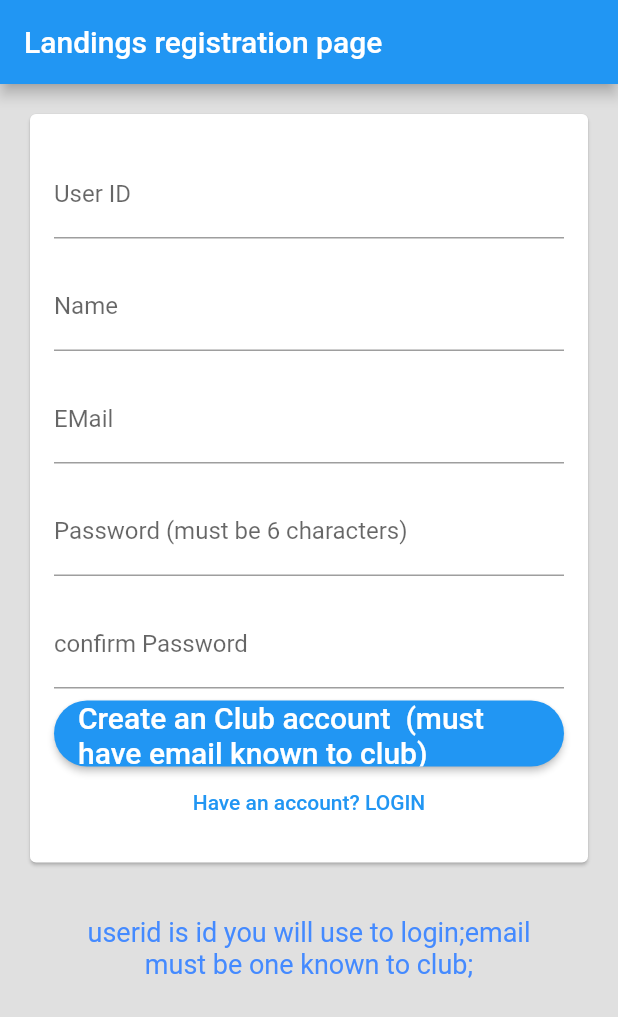
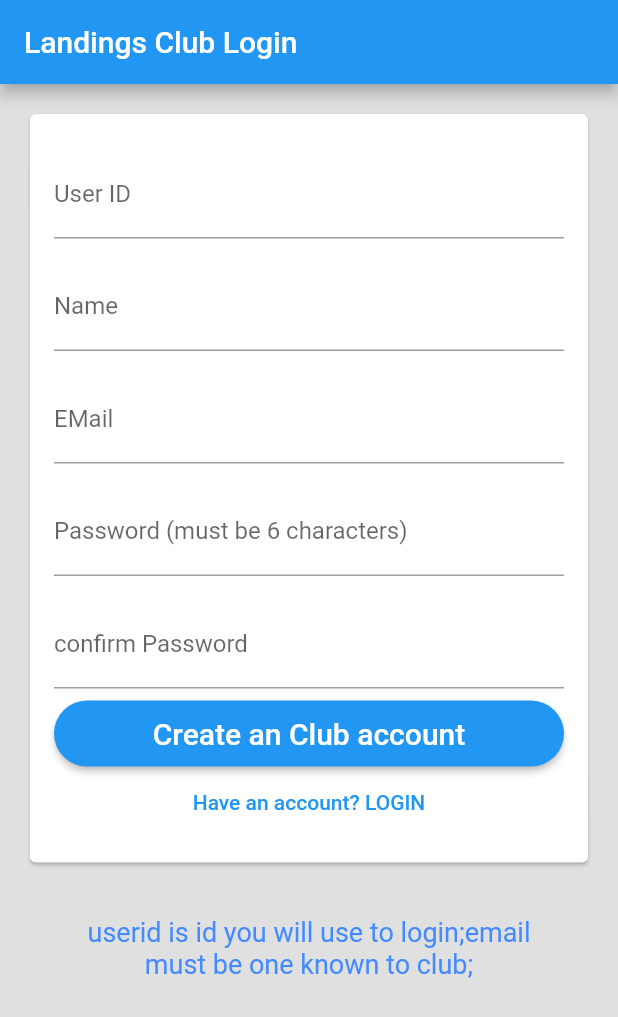
Before and after one commit to jmcfet/tennisuserUI, a Flutter app: the screen it shows after launch, after a tap on "Login", after a tap on "Need an account? REGISTER", on a phone screen of 412 x 824 dp. Shown: the top 1017 px of the screen. Run offline on Flutter 3.47's test engine with Material 2 defaults, Android fonts, the phone set to English and light mode, and no system bars; accounts and stored records are empty; generated files the repository leaves out were written again.

Commit message:
change to userid login

```diff
--- a/lib/auth.dart
+++ b/lib/auth.dart
@@ -53,12 +53,12 @@ class AuthASP  {
 
 
 
-  Future<UserResponse> signIn(String email, String password) async {
+  Future<UserResponse> signIn(String userid, String password) async {
     String targethost = '10.0.2.2';
 
     UserResponse resp = new UserResponse();
     var queryParameters = {
-      'username': email,
+      'username': userid,
       'password': password,
 
     };
@@ -75,7 +75,7 @@ class AuthASP  {
 
         //the user name and password along with the grant type are passed the body as text.
         //and the contentype must be x-www-form-urlencoded
-        var loginInfo = 'UserName=' + email + '&Password=' + password +
+        var loginInfo = 'UserName=' + userid + '&Password=' + password +
             '&grant_type=password';
 
         final response = await http
--- a/lib/login_page.dart
+++ b/lib/login_page.dart
@@ -46,11 +46,11 @@ class _LoginPageState extends State<LoginPage> {
     if (validateAndSave()) {
       if (_formType == FormType.login) {
         UserResponse resp = await widget.auth.signIn(
-            _user.email, _user.password);
+            _user.userid, _user.password);
 
         if (resp.error == '200') {
           resp = await widget.auth.getUser(
-              _user.email);
+              _user.userid);
           Globals.user = resp.user;
           widget.onSignedIn();
         } else {
@@ -114,14 +114,14 @@ class _LoginPageState extends State<LoginPage> {
         decoration: new InputDecoration(labelText: 'EMail '),
         autocorrect: false,
         validator: (val) => validateEmail(val),
-        onSaved: (val) => _user.Name = val,
+        onSaved: (val) => _user.email = val,
       )):Container(),
       padded(child: new TextFormField(
         key: new Key('password'),
         decoration: new InputDecoration(labelText: 'Password (must be 6 characters)'),
         obscureText: true,
         autocorrect: false,
-        validator: (val) => val.isEmpty ? 'Password can\'t be empty.' : null,
+        validator: (val) => validatepassword(val),
         onSaved: (val) => _user.password = val,
       )),
       _formType == FormType.register? padded(child: new TextFormField(
@@ -130,7 +130,7 @@ class _LoginPageState extends State<LoginPage> {
   //      initialValue: '1234567h',
         obscureText: true,
         autocorrect: false,
-        validator: (val) =>  _user.password != val ? 'Password must match' : null,
+        validator: (val) => _user.password != val ? 'Password must match' : null,
     //    onSaved: (val) => comparepass(val),
       )):Container()
 
@@ -148,6 +148,18 @@ class _LoginPageState extends State<LoginPage> {
     }else {
       return null;
     }
+  }
+  String confirmPassword(value)
+  {
+    if (_user.password != value)
+      return  'Password must match';
+    return null;
+  }
+  String validatepassword(String value) {
+    if (value.isEmpty)
+      return  'Password must be filled in';
+    _user.password = value;
+    return null;
   }
 
   List<Widget> submitWidgets() {
@@ -171,7 +183,7 @@ class _LoginPageState extends State<LoginPage> {
         return [
           new PrimaryButton(
             key: new Key('register'),
-            text: 'Create an Club account  (must have email known to club)',
+            text: 'Create an Club account',
             height: 44.0,
             onPressed: validateAndSubmit
           ),
@@ -221,13 +233,14 @@ class _LoginPageState extends State<LoginPage> {
 
   @override
   Widget build(BuildContext context) {
+    String heading = FormType.register == true ? 'Landings Club member registration' : 'Landings Club Login';
     return MaterialApp(
   //      navigatorKey: widget.auth.alice.getNavigatorKey(),
         debugShowCheckedModeBanner: false,
       home: new Scaffold(
 
       appBar: new AppBar(
-        title: new Text('Landings registration page'),
+        title:   Text(heading),
       ),
       backgroundColor: Colors.grey[300],
       body: new SingleChildScrollView(child: new Container(
```
